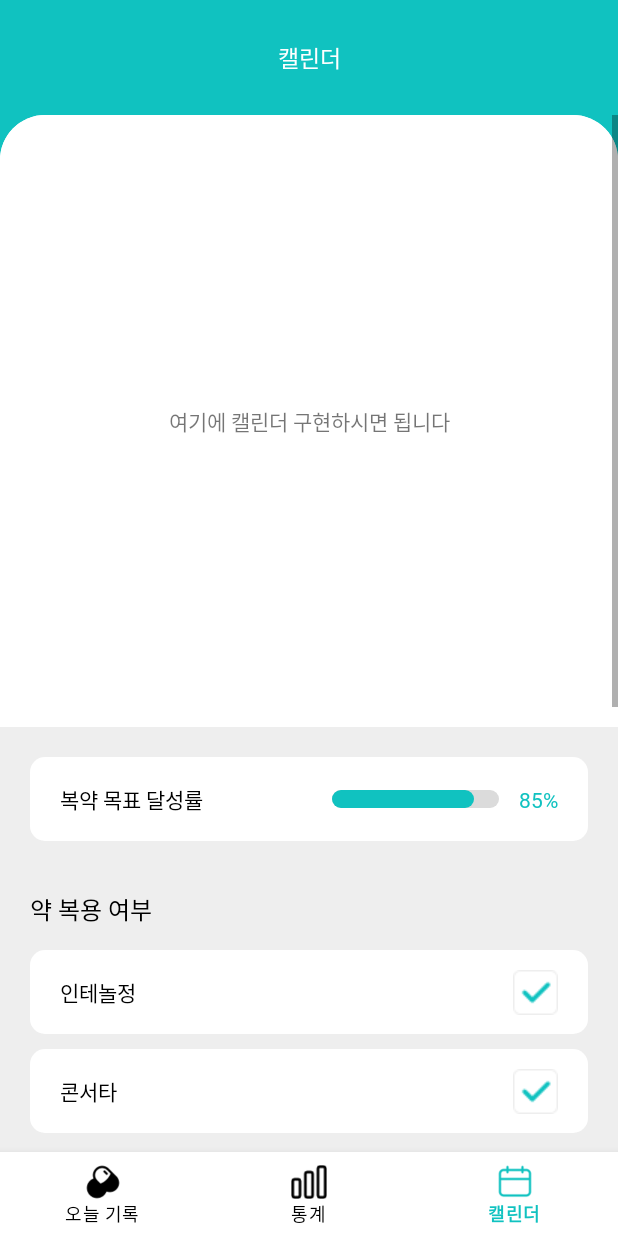
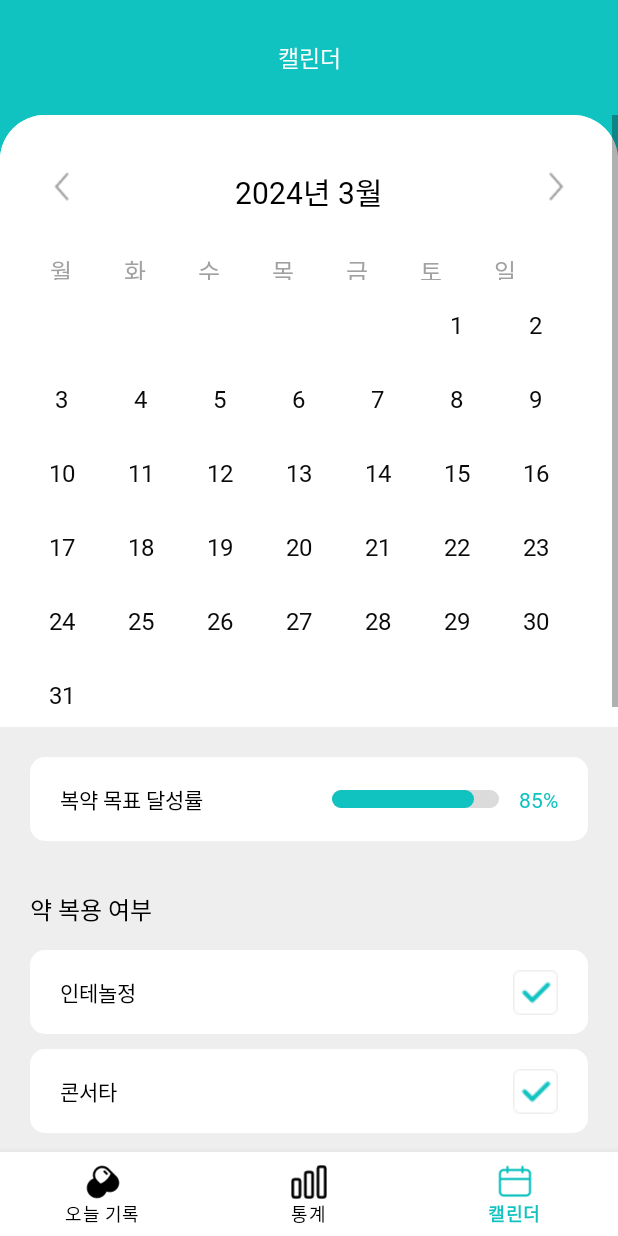
Before and after one commit to jiyoung0410/2024_Ahyak, an Android app: the screen it shows after launch (MainActivity), item 3 of the bottom bar chosen, on a phone screen of 412 x 824 dp. Run offline under Robolectric (Android 15) with nearby library versions, the phone set to English and light mode, and no system bars.

Commit message:
[3월 4주차] calendar 구현, 날짜별 특성 미구현

```diff
--- /dev/null
+++ b/app/src/main/java/com/example/ahyak/MonthlyCalendar/CalendarDaysAdapter.kt
@@ -0,0 +1,33 @@
+package com.example.ahyak.MonthlyCalendar
+
+import android.graphics.Color
+import android.view.LayoutInflater
+import android.view.ViewGroup
+import androidx.recyclerview.widget.RecyclerView
+import com.example.ahyak.databinding.ItemCalendarDaysBinding
+import com.example.ahyak.databinding.ItemCalendarWeekBinding
+import java.util.Calendar
+
+class CalendarDaysAdapter(var dateList: ArrayList<String>,year: Int,month: Int) : RecyclerView.Adapter<CalendarDaysAdapter.ViewHolder>() {
+    inner class ViewHolder(val binding: ItemCalendarDaysBinding) : RecyclerView.ViewHolder(binding.root) {
+        fun bind(myDays: String) {
+            val nowCal = Calendar.getInstance()
+            binding.itemCalendarDaysTv.text = myDays
+
+            if(myDays.toInt()==-1) {
+                binding.itemCalendarDaysTv.setTextColor(Color.WHITE)
+            }
+        }
+    }
+
+    override fun onCreateViewHolder(parent: ViewGroup, viewType: Int): CalendarDaysAdapter.ViewHolder {
+        val binding = ItemCalendarDaysBinding.inflate(LayoutInflater.from(parent.context),parent,false)
+        return ViewHolder(binding)
+    }
+
+    override fun getItemCount(): Int = dateList.size
+
+    override fun onBindViewHolder(holder: CalendarDaysAdapter.ViewHolder, position: Int) {
+        holder.bind(dateList[position])
+    }
+}
--- /dev/null
+++ b/app/src/main/java/com/example/ahyak/MonthlyCalendar/CalendarWeekAdapter.kt
@@ -0,0 +1,26 @@
+package com.example.ahyak.MonthlyCalendar
+
+import android.view.LayoutInflater
+import android.view.ViewGroup
+import androidx.recyclerview.widget.RecyclerView
+import com.example.ahyak.databinding.ItemCalendarWeekBinding
+
+class CalendarWeekAdapter(var dateList: ArrayList<String>) : RecyclerView.Adapter<CalendarWeekAdapter.ViewHolder>() {
+
+    inner class ViewHolder(val binding: ItemCalendarWeekBinding) : RecyclerView.ViewHolder(binding.root) {
+        fun bind(myWeek: String) {
+            binding.itemCalendarWeekTv.text = myWeek
+        }
+    }
+
+    override fun onCreateViewHolder(parent: ViewGroup, viewType: Int): ViewHolder {
+        val binding = ItemCalendarWeekBinding.inflate(LayoutInflater.from(parent.context),parent,false)
+        return ViewHolder(binding)
+    }
+
+    override fun getItemCount(): Int = dateList.size
+
+    override fun onBindViewHolder(holder: ViewHolder, position: Int) {
+        holder.bind(dateList[position])
+    }
+}
--- a/app/src/main/java/com/example/ahyak/MonthlyCalendar/CalenderFragment.kt
+++ b/app/src/main/java/com/example/ahyak/MonthlyCalendar/CalenderFragment.kt
@@ -1,6 +1,7 @@
 package com.example.ahyak.MonthlyCalendar
 
 import android.os.Bundle
+import android.util.Log
 import androidx.fragment.app.Fragment
 import android.view.LayoutInflater
 import android.view.View
@@ -8,6 +9,11 @@ import android.view.ViewGroup
 import androidx.recyclerview.widget.GridLayoutManager
 import androidx.recyclerview.widget.LinearLayoutManager
 import com.example.ahyak.databinding.FragmentCalenderBinding
+import java.text.SimpleDateFormat
+import java.time.LocalDateTime
+import java.time.format.DateTimeFormatter
+import java.util.Calendar
+import java.util.Locale
 
 class CalenderFragment : Fragment() {
 
@@ -33,8 +39,72 @@ class CalenderFragment : Fragment() {
         //프로그레스바 설정(임시)
         binding.calendarProgressbarPb.progress = 85
 
+        var calendarWeekAdapter = CalendarWeekAdapter(arrayListOf("월","화","수","목","금","토","일"))
+        binding.calendarWeekRv.adapter = calendarWeekAdapter
+        binding.calendarWeekRv.layoutManager = LinearLayoutManager(requireContext(),LinearLayoutManager.HORIZONTAL,false)
+
+        var cal = Calendar.getInstance()
+
+        val monthFormat = SimpleDateFormat("yyyy년 M월",Locale.KOREA)
+        var localDate = monthFormat.format(cal.time)
+        binding.calendarTitleDateTv.text = localDate
+
+        setDate(cal)
+
+        cal = Calendar.getInstance()
+        Log.d("logcat",cal.time.toString())
+
+        binding.calendarDatePrevIv.setOnClickListener {
+            cal.add(Calendar.MONTH,-1)
+            localDate = monthFormat.format(cal.time)
+            binding.calendarTitleDateTv.text = localDate
+
+            Log.d("logcat",cal.time.toString())
+            setDate(cal)
+        }
+
+        binding.calendarDateNextIv.setOnClickListener {
+            cal.add(Calendar.MONTH,1)
+            localDate = monthFormat.format(cal.time)
+            binding.calendarTitleDateTv.text = localDate
+
+            Log.d("logcat",cal.time.toString())
+            setDate(cal)
+        }
 
         return binding.root
+    }
+
+    private fun setDate(cal : Calendar) {
+        var newCal = Calendar.getInstance()
+        newCal.timeInMillis = cal.timeInMillis
+        newCal.set(Calendar.DATE,1)
+        var startWeekday = newCal.get(Calendar.DAY_OF_WEEK)
+        var lastDay = newCal.getActualMaximum(Calendar.DATE)
+
+        newCal.add(Calendar.MONTH,-1)
+
+        var prevMonthLastDay = newCal.getActualMaximum(Calendar.DATE)
+        var dayList = ArrayList<String>()
+
+        for(i in startWeekday-2 downTo 0) {
+//            dayList.add((prevMonthLastDay-i).toString())
+            dayList.add((-1).toString())
+        }
+        for(i in 1..lastDay) {
+            dayList.add(i.toString())
+        }
+//        var dayCount = 1
+//        while(dayList.size < 42) {
+//            dayList.add(dayCount.toString())
+//            dayCount++
+//        }
+
+        val parts = binding.calendarTitleDateTv.text.toString().split(" ")
+        val year = parts.first().toIntOrNull() ?: 0
+        val month = parts.last().dropLast(1).toIntOrNull() ?: 0
+        binding.calendarDaysRv.adapter = CalendarDaysAdapter(dayList,year,month)
+        binding.calendarDaysRv.layoutManager = GridLayoutManager(requireContext(),7)
     }
 
     private fun initcalendarsymptomsadapter() {
--- /dev/null
+++ b/app/src/main/res/drawable/circle_point_stroke.xml
@@ -0,0 +1,7 @@
+<?xml version="1.0" encoding="utf-8"?>
+<shape xmlns:android="http://schemas.android.com/apk/res/android">
+    <corners android:radius="100dp"/>
+    <stroke
+        android:width="1dp"
+        android:color="@color/point"/>
+</shape>
--- a/app/src/main/res/layout/fragment_calender.xml
+++ b/app/src/main/res/layout/fragment_calender.xml
@@ -50,11 +50,55 @@
                     android:background="@drawable/white_radi_top_30dp"
                     app:layout_constraintTop_toTopOf="parent">
 
+                    <ImageView
+                        android:id="@+id/calendar_date_prev_iv"
+                        android:layout_width="10dp"
+                        android:layout_height="23dp"
+                        app:layout_constraintTop_toTopOf="parent"
+                        app:layout_constraintStart_toStartOf="parent"
+                        android:layout_marginTop="36dp"
+                        android:layout_marginStart="36dp"
+                        android:src="@drawable/ic_gray1_prev"/>
+
                     <TextView
+                        android:id="@+id/calendar_title_date_tv"
+                        android:layout_width="wrap_content"
+                        android:layout_height="wrap_content"
+                        app:layout_constraintTop_toTopOf="parent"
+                        app:layout_constraintStart_toStartOf="parent"
+                        app:layout_constraintEnd_toEndOf="parent"
+                        android:layout_marginTop="36dp"
+                        android:text="2024년 1월"
+                        android:textSize="20sp"
+                        android:textColor="@color/black"
+                        android:fontFamily="@font/nanum_barun_gothic_bold"/>
+
+                    <ImageView
+                        android:id="@+id/calendar_date_next_iv"
+                        android:layout_width="10dp"
+                        android:layout_height="23dp"
+                        app:layout_constraintTop_toTopOf="parent"
+                        app:layout_constraintEnd_toEndOf="parent"
+                        android:layout_marginTop="36dp"
+                        android:layout_marginEnd="36dp"
+                        android:src="@drawable/ic_gray1_next"/>
+
+                    <androidx.recyclerview.widget.RecyclerView
+                        android:id="@+id/calendar_week_rv"
                         android:layout_width="match_parent"
-                        android:layout_height="match_parent"
-                        android:text="여기에 캘린더 구현하시면 됩니다"
-                        android:gravity="center"/>
+                        android:layout_height="18dp"
+                        app:layout_constraintTop_toBottomOf="@id/calendar_title_date_tv"
+                        android:layout_marginTop="26dp"
+                        android:layout_marginStart="16dp"
+                        android:layout_marginEnd="16dp"/>
+
+                    <androidx.recyclerview.widget.RecyclerView
+                        android:id="@+id/calendar_days_rv"
+                        android:layout_width="match_parent"
+                        android:layout_height="wrap_content"
+                        app:layout_constraintTop_toBottomOf="@id/calendar_week_rv"
+                        android:layout_marginStart="21dp"
+                        android:layout_marginEnd="21dp"/>
 
                 </androidx.constraintlayout.widget.ConstraintLayout>
 
@@ -92,7 +136,8 @@
                             app:layout_constraintTop_toTopOf="parent"
                             app:layout_constraintEnd_toStartOf="@id/calender_progress_percent_tv"
                             android:layout_marginEnd="13dp"
-                            app:layout_constraintBottom_toBottomOf="parent"/>
+                            app:layout_constraintBottom_toBottomOf="parent"
+                            android:progress="85"/>
 
                         <TextView
                             android:id="@+id/calender_progress_percent_tv"
--- /dev/null
+++ b/app/src/main/res/layout/item_calendar_days.xml
@@ -0,0 +1,29 @@
+<?xml version="1.0" encoding="utf-8"?>
+<androidx.constraintlayout.widget.ConstraintLayout xmlns:android="http://schemas.android.com/apk/res/android"
+    android:layout_width="wrap_content"
+    android:layout_height="wrap_content"
+    android:layout_marginTop="10dp"
+    xmlns:app="http://schemas.android.com/apk/res-auto">
+
+    <androidx.constraintlayout.widget.ConstraintLayout
+        android:layout_width="39dp"
+        android:layout_height="39dp"
+        app:layout_constraintTop_toTopOf="parent"
+        app:layout_constraintStart_toStartOf="parent">
+
+        <TextView
+            android:id="@+id/item_calendar_days_tv"
+            android:layout_width="wrap_content"
+            android:layout_height="wrap_content"
+            app:layout_constraintTop_toTopOf="parent"
+            app:layout_constraintBottom_toBottomOf="parent"
+            app:layout_constraintStart_toStartOf="parent"
+            app:layout_constraintEnd_toEndOf="parent"
+            android:text="0"
+            android:textSize="16sp"
+            android:textColor="#0A0A0A"
+            android:fontFamily="@font/nanum_barun_gothic"/>
+
+    </androidx.constraintlayout.widget.ConstraintLayout>
+
+</androidx.constraintlayout.widget.ConstraintLayout>
--- /dev/null
+++ b/app/src/main/res/layout/item_calendar_week.xml
@@ -0,0 +1,19 @@
+<?xml version="1.0" encoding="utf-8"?>
+<androidx.constraintlayout.widget.ConstraintLayout xmlns:android="http://schemas.android.com/apk/res/android"
+    android:layout_width="wrap_content"
+    android:layout_height="wrap_content"
+    android:paddingHorizontal="17dp"
+    xmlns:app="http://schemas.android.com/apk/res-auto">
+
+    <TextView
+        android:id="@+id/item_calendar_week_tv"
+        android:layout_width="wrap_content"
+        android:layout_height="wrap_content"
+        app:layout_constraintTop_toTopOf="parent"
+        app:layout_constraintStart_toStartOf="parent"
+        android:text="월"
+        android:textColor="@color/gray1"
+        android:textSize="16sp"
+        android:fontFamily="@font/nanum_barun_gothic"/>
+
+</androidx.constraintlayout.widget.ConstraintLayout>
```
Also changed, not shown: app/src/main/res/drawable/ic_gray1_next.png (added), app/src/main/res/drawable/ic_gray1_prev.png (added).
